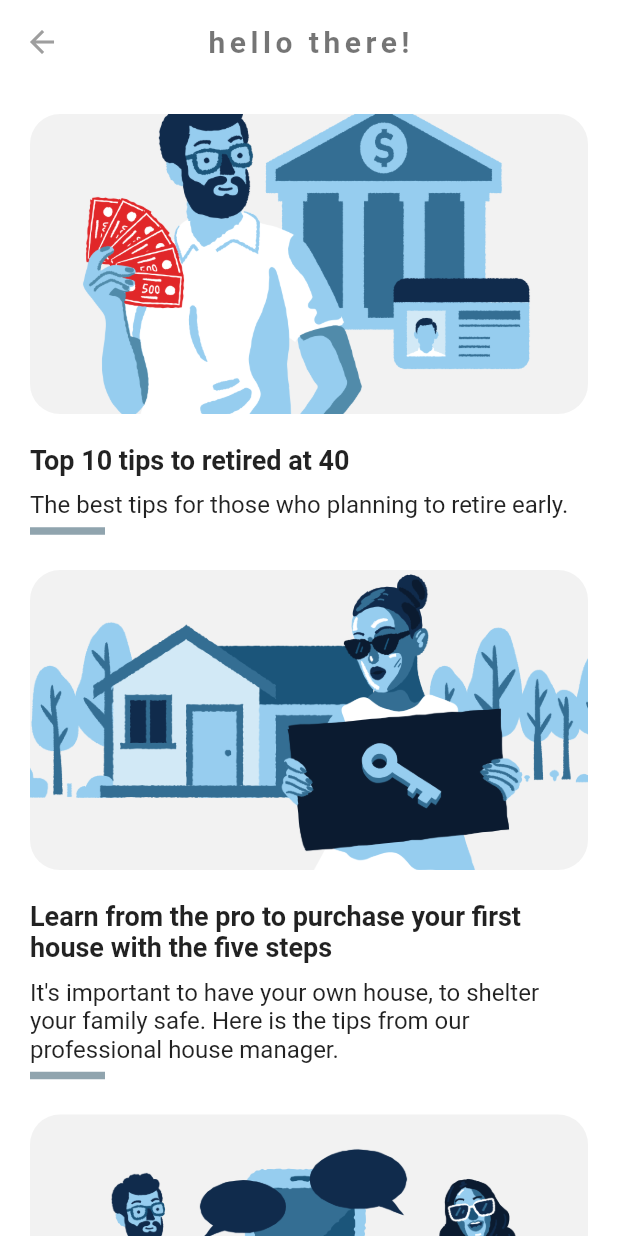
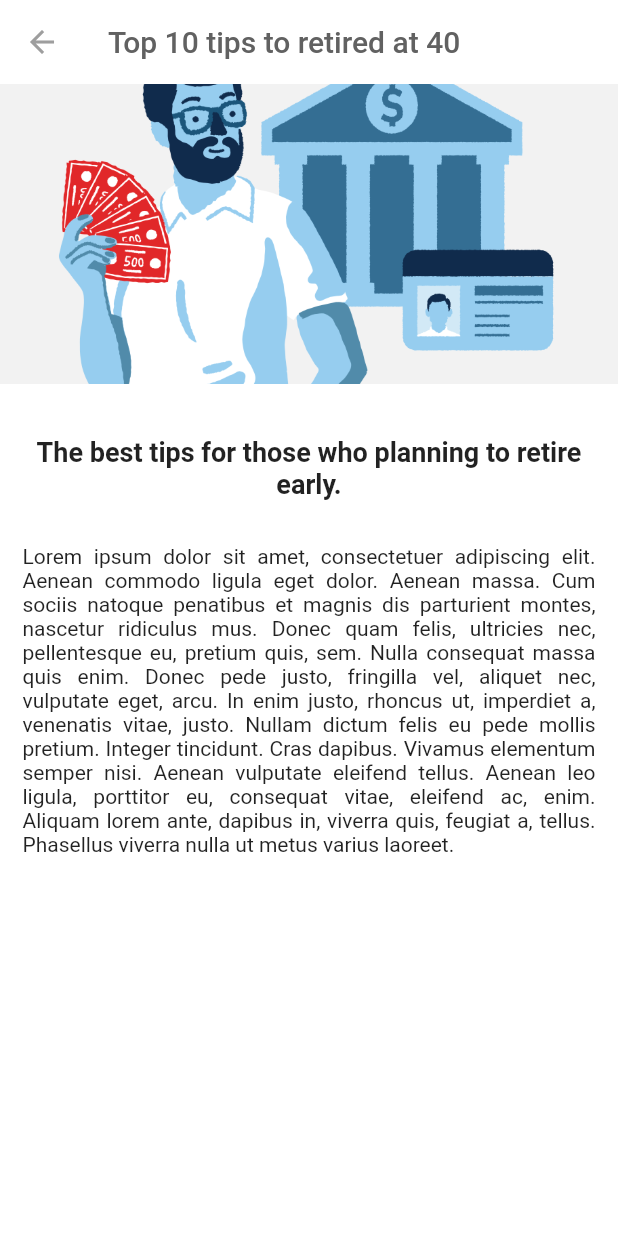
Before and after one commit to irfan87/blog_app_flutter, a Flutter app: the BlogPage screen opened directly, after a tap on "Top 10 tips to retired at 40", on a phone screen of 412 x 824 dp. Run offline on Flutter 3.47's test engine with Material 2 defaults, Android fonts, the light colour scheme and no system bars.

Commit message:
done the blog app with flutter

```diff
--- /dev/null
+++ b/lib/blog_detail_page.dart
@@ -0,0 +1,74 @@
+import 'package:flutter/material.dart';
+
+class BlogDetailPage extends StatelessWidget {
+  BlogDetailPage({
+    required this.image,
+    required this.title,
+    required this.subtitle,
+  });
+
+  final String image;
+  final String title;
+  final String subtitle;
+
+  @override
+  Widget build(BuildContext context) {
+    return Scaffold(
+      backgroundColor: Colors.white,
+      appBar: AppBar(
+        title: Text(
+          title,
+          style: TextStyle(
+            color: Colors.grey[700],
+          ),
+        ),
+        backgroundColor: Colors.white,
+        elevation: 0.0,
+        iconTheme: IconThemeData(
+          color: Colors.grey,
+        ),
+      ),
+      body: Column(
+        children: [
+          Container(
+            child: Image.asset(
+              image.toString(),
+              fit: BoxFit.cover,
+            ),
+            decoration: BoxDecoration(
+              color: Colors.black.withOpacity(0.05),
+            ),
+            height: 200.0,
+            width: double.infinity,
+          ),
+          SizedBox(
+            height: 20.0,
+          ),
+          Column(
+            crossAxisAlignment: CrossAxisAlignment.center,
+            children: [
+              Padding(
+                padding: const EdgeInsets.all(15.0),
+                child: Text(
+                  subtitle,
+                  style: TextStyle(
+                    fontWeight: FontWeight.bold,
+                    fontSize: 18.0,
+                  ),
+                  textAlign: TextAlign.center,
+                ),
+              ),
+              Padding(
+                padding: const EdgeInsets.all(15.0),
+                child: Text(
+                  "Lorem ipsum dolor sit amet, consectetuer adipiscing elit. Aenean commodo ligula eget dolor. Aenean massa. Cum sociis natoque penatibus et magnis dis parturient montes, nascetur ridiculus mus. Donec quam felis, ultricies nec, pellentesque eu, pretium quis, sem. Nulla consequat massa quis enim. Donec pede justo, fringilla vel, aliquet nec, vulputate eget, arcu. In enim justo, rhoncus ut, imperdiet a, venenatis vitae, justo. Nullam dictum felis eu pede mollis pretium. Integer tincidunt. Cras dapibus. Vivamus elementum semper nisi. Aenean vulputate eleifend tellus. Aenean leo ligula, porttitor eu, consequat vitae, eleifend ac, enim. Aliquam lorem ante, dapibus in, viverra quis, feugiat a, tellus. Phasellus viverra nulla ut metus varius laoreet. ",
+                  textAlign: TextAlign.justify,
+                ),
+              ),
+            ],
+          ),
+        ],
+      ),
+    );
+  }
+}
--- a/lib/blog_page.dart
+++ b/lib/blog_page.dart
@@ -6,11 +6,12 @@ class BlogPage extends StatelessWidget {
 
   final String dataFromLoginPage;
 
-  final List<Widget> widgetBlogList = [
+  List<Widget> widgetBlogList({required BuildContext context}) => [
         widgetBlogs(
           blogImage: "images/rich.png",
           blogTitle: "Top 10 tips to retired at 40",
           blogSubtitle: "The best tips for those who planning to retire early.",
+          context: context,
         ),
         widgetBlogs(
           blogImage: "images/house.png",
@@ -18,12 +19,14 @@ class BlogPage extends StatelessWidget {
               "Learn from the pro to purchase your first house with the five steps",
           blogSubtitle:
               "It's important to have your own house, to shelter your family safe. Here is the tips from our professional house manager.",
+          context: context,
         ),
         widgetBlogs(
           blogImage: "images/apps.png",
           blogTitle: "7 apps that can make your life more productive",
           blogSubtitle:
               "These apps will boost your daily life to become more productive.",
+          context: context,
         ),
       ];
 
@@ -54,7 +57,7 @@ class BlogPage extends StatelessWidget {
             child: Column(
               crossAxisAlignment: CrossAxisAlignment.start,
               children: [
-                ...widgetBlogList,
+                ...widgetBlogList(context: context),
                 TextButton(
                   onPressed: () {},
                   child: Text(
--- a/lib/widgets/widget_blog_list.dart
+++ b/lib/widgets/widget_blog_list.dart
@@ -1,15 +1,26 @@
+import 'package:blog_app_flutter/blog_detail_page.dart';
 import 'package:flutter/material.dart';
 
 Widget widgetBlogs({
   required String blogImage,
   required String blogTitle,
   required String blogSubtitle,
+  required BuildContext context,
 }) {
   return Padding(
     padding: const EdgeInsets.only(bottom: 8.0),
     child: InkWell(
       onTap: () {
-        print(blogTitle);
+        Navigator.push(
+          context,
+          MaterialPageRoute(
+            builder: (context) => BlogDetailPage(
+              image: blogImage,
+              title: blogTitle,
+              subtitle: blogSubtitle,
+            ),
+          ),
+        );
       },
       borderRadius: BorderRadius.circular(20.0),
       child: Container(
```
Lines whose indentation alone changed are shown as unchanged.
